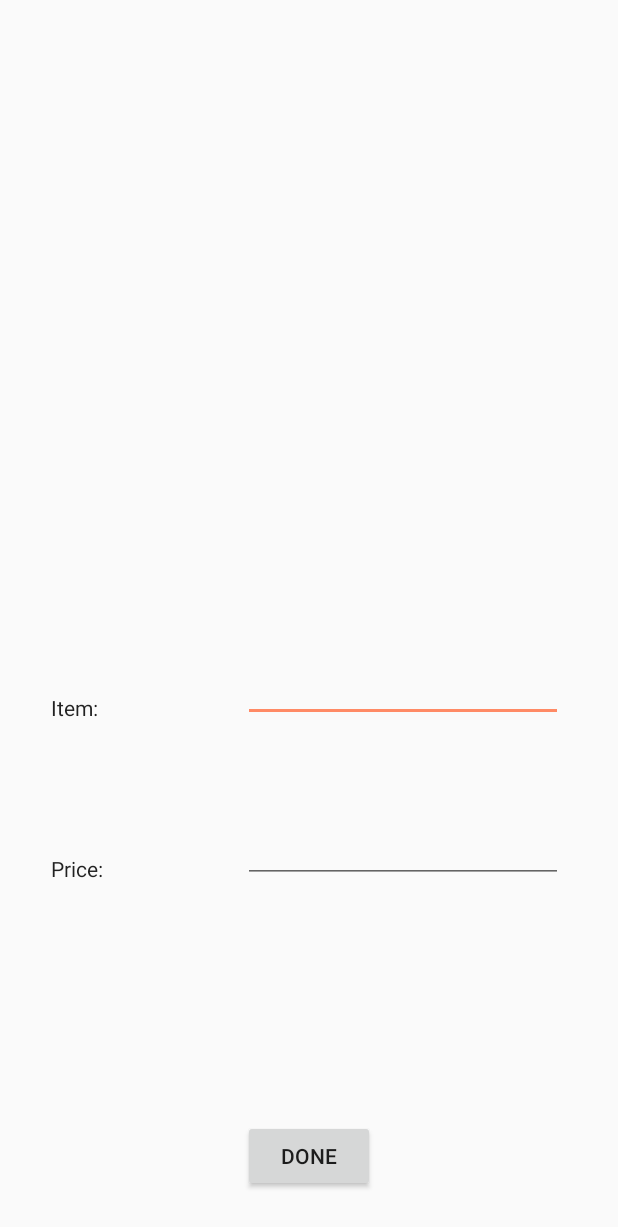
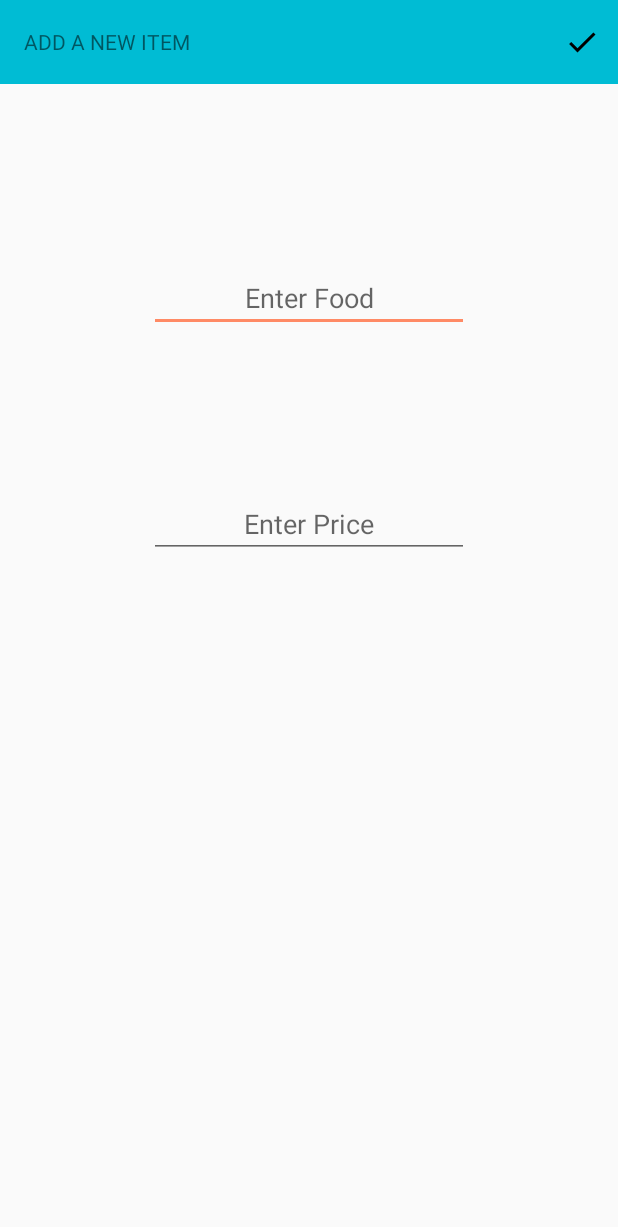
Before and after one commit to leifgrosswiler/Banana, an Android app: the AddOrder screen opened directly, with no data from a screen before it, on a phone screen of 412 x 824 dp. Shown: the top 1227 px of the screen. Run offline under Robolectric (Android 15) with nearby library versions, the phone set to English and light mode, and no system bars; our stand-ins replace CircleImageView.

Commit message:
Change Add Item Screen

```diff
--- a/app/src/main/java/com/banana/banana/AddOrder.java
+++ b/app/src/main/java/com/banana/banana/AddOrder.java
@@ -3,18 +3,30 @@ package com.banana.banana;
 import android.content.Intent;
 import android.os.Bundle;
 import android.support.v7.app.AppCompatActivity;
-import android.view.View;
-import android.widget.Button;
+import android.support.v7.widget.Toolbar;
+import android.view.Menu;
+import android.view.MenuItem;
 import android.widget.EditText;
+import android.widget.TextView;
+
+import static com.banana.banana.R.menu.app_bar2_menu;
 
 public class AddOrder extends AppCompatActivity {
 
     private EditText addName;
     private EditText addPrice;
+    private Toolbar toolbar;
     @Override
     protected void onCreate(Bundle savedInstanceState) {
         super.onCreate(savedInstanceState);
         setContentView(R.layout.activity_add_order);
+
+        toolbar = (Toolbar) findViewById(R.id.app_bar);
+        setSupportActionBar(toolbar);
+        getSupportActionBar().setDisplayShowTitleEnabled(false);
+
+        TextView title = (TextView) findViewById(R.id.name);
+        title.setText("ADD A NEW ITEM");
 
         addName = (EditText) findViewById(R.id.addName);
         addPrice = (EditText) findViewById(R.id.addPrice);
@@ -22,37 +34,63 @@ public class AddOrder extends AppCompatActivity {
         addPrice.setText("", EditText.BufferType.EDITABLE);
 
 
-        // return back to EditReceipt
-        Button done = (Button) findViewById(R.id.addDone);
-        done.setOnClickListener(new View.OnClickListener() {
-
-            @Override
-            public void onClick(View view) {
-                Intent intentDone = new Intent(AddOrder.this, com.banana.banana.MainReceipt.class);
-
-                // temporary way to update original array list
-                String newName = addName.getText().toString();
-                String newPrice = addPrice.getText().toString();
-
-//                String newItems[] = new String[com.banana.banana.EditReceipt.food.length + 1];
-//                String newPrices[] = new String[com.banana.banana.EditReceipt.price.length + 1];
-//                for(int i = 0; i < com.banana.banana.EditReceipt.food.length; i++){
-//                    newItems[i] = com.banana.banana.EditReceipt.food[i];
-//                    newPrices[i] = com.banana.banana.EditReceipt.price[i];
-//                }
-//                newItems[newItems.length - 1] = newName;
-//                newPrices[newItems.length - 1] = newPrice;
-//                com.banana.banana.EditReceipt.food = newItems;
-//                com.banana.banana.EditReceipt.price = newPrices;
-
-                OrderData.add(newName, newPrice);
-
-
-                startActivity(intentDone);
-                finish();
-            }
-        });
+//        // return back to EditReceipt
+//        Button done = (Button) findViewById(R.id.addDone);
+//        done.setOnClickListener(new View.OnClickListener() {
+//
+//            @Override
+//            public void onClick(View view) {
+//                Intent intentDone = new Intent(AddOrder.this, com.banana.banana.MainReceipt.class);
+//
+//                // temporary way to update original array list
+//                String newName = addName.getText().toString();
+//                String newPrice = addPrice.getText().toString();
+//
+////                String newItems[] = new String[com.banana.banana.EditReceipt.food.length + 1];
+////                String newPrices[] = new String[com.banana.banana.EditReceipt.price.length + 1];
+////                for(int i = 0; i < com.banana.banana.EditReceipt.food.length; i++){
+////                    newItems[i] = com.banana.banana.EditReceipt.food[i];
+////                    newPrices[i] = com.banana.banana.EditReceipt.price[i];
+////                }
+////                newItems[newItems.length - 1] = newName;
+////                newPrices[newItems.length - 1] = newPrice;
+////                com.banana.banana.EditReceipt.food = newItems;
+////                com.banana.banana.EditReceipt.price = newPrices;
+//
+//                OrderData.add(newName, newPrice);
+//
+//
+//                startActivity(intentDone);
+//                finish();
+//            }
+//        });
 
     }
 
+    @Override
+    public boolean onCreateOptionsMenu(Menu menu) {
+        // Inflate the menu; this adds items to the action bar if it is present.
+        getMenuInflater().inflate(app_bar2_menu, menu);
+        return true;
+    }
+
+
+    // App Bar Icons OnClick
+    @Override
+    public boolean onOptionsItemSelected(MenuItem item) {
+        switch (item.getItemId()) {
+            case R.id.check:
+                Intent intent = new Intent(AddOrder.this, com.banana.banana.MainReceipt.class);
+                String newName = addName.getText().toString();
+                String newPrice = addPrice.getText().toString();
+                OrderData.add(newName, newPrice);
+//                intent.putExtra(NEW_ID, name);
+                startActivity(intent);
+
+            default:
+                return super.onOptionsItemSelected(item);
+        }
+    }
+
+
 }
--- a/app/src/main/res/layout/activity_add_order.xml
+++ b/app/src/main/res/layout/activity_add_order.xml
@@ -3,6 +3,17 @@
     xmlns:tools="http://schemas.android.com/tools"
     android:layout_width="match_parent"
     android:layout_height="match_parent">
+
+    <include
+        android:id="@+id/app_bar"
+        layout="@layout/app_bar2" />
+
+    <TextView
+        android:layout_width="wrap_content"
+        android:layout_height="wrap_content"
+        android:id="@+id/name"
+        android:textAllCaps="true"
+        android:textSize="12pt"/>
 
     <EditText
         android:id="@+id/addName"
@@ -11,10 +22,12 @@
         android:ems="10"
         android:inputType="textPersonName"
         android:text="Name"
-        android:layout_above="@+id/addPrice"
-        android:layout_alignLeft="@+id/addDone"
-        android:layout_alignStart="@+id/addDone"
-        android:layout_marginBottom="62dp" />
+        android:hint="Enter Food"
+        android:gravity="center_horizontal"
+        android:ellipsize="start"
+        android:layout_below="@+id/app_bar"
+        android:layout_alignStart="@+id/addPrice"
+        android:layout_marginTop="120dp" />
 
     <EditText
         android:id="@+id/addPrice"
@@ -23,40 +36,42 @@
         android:ems="10"
         android:inputType="textPersonName"
         android:text="Name"
-        android:layout_marginBottom="158dp"
-        android:layout_above="@+id/addDone"
-        android:layout_alignLeft="@+id/addName"
-        android:layout_alignStart="@+id/addName" />
+        android:hint="Enter Price"
+        android:gravity="center_horizontal"
+        android:ellipsize="start"
+        android:layout_below="@+id/addName"
+        android:layout_centerHorizontal="true"
+        android:layout_marginTop="105dp" />
 
-    <Button
-        android:id="@+id/addDone"
-        android:layout_width="wrap_content"
-        android:layout_height="wrap_content"
-        android:layout_alignParentBottom="true"
-        android:layout_centerHorizontal="true"
-        android:layout_marginBottom="29dp"
-        android:text="@string/button_done" />
+    <!--<Button-->
+        <!--android:id="@+id/addDone"-->
+        <!--android:layout_width="wrap_content"-->
+        <!--android:layout_height="wrap_content"-->
+        <!--android:layout_alignParentBottom="true"-->
+        <!--android:layout_centerHorizontal="true"-->
+        <!--android:layout_marginBottom="29dp"-->
+        <!--android:text="@string/button_done" />-->
 
-    <TextView
-        android:id="@+id/itemName"
-        android:layout_width="wrap_content"
-        android:layout_height="wrap_content"
-        android:layout_alignBottom="@+id/addName"
-        android:layout_alignParentLeft="true"
-        android:layout_alignParentStart="true"
-        android:layout_marginLeft="34dp"
-        android:layout_marginStart="34dp"
-        android:text="@string/new_item"
-        android:textAppearance="@style/TextAppearance.AppCompat.Body1"
-        tools:text="@string/new_item" />
+    <!--<TextView-->
+        <!--android:id="@+id/itemName"-->
+        <!--android:layout_width="wrap_content"-->
+        <!--android:layout_height="wrap_content"-->
+        <!--android:layout_alignBottom="@+id/addName"-->
+        <!--android:layout_alignParentLeft="true"-->
+        <!--android:layout_alignParentStart="true"-->
+        <!--android:layout_marginLeft="34dp"-->
+        <!--android:layout_marginStart="34dp"-->
+        <!--android:text="@string/new_item"-->
+        <!--android:textAppearance="@style/TextAppearance.AppCompat.Body1"-->
+        <!--tools:text="@string/new_item" />-->
 
-    <TextView
-        android:id="@+id/itemPrice"
-        android:layout_width="wrap_content"
-        android:layout_height="wrap_content"
-        android:text="@string/new_price"
-        android:textAppearance="@style/TextAppearance.AppCompat.Body1"
-        android:layout_alignBottom="@+id/addPrice"
-        android:layout_alignLeft="@+id/itemName"
-        android:layout_alignStart="@+id/itemName" />
+    <!--<TextView-->
+        <!--android:id="@+id/itemPrice"-->
+        <!--android:layout_width="wrap_content"-->
+        <!--android:layout_height="wrap_content"-->
+        <!--android:text="@string/new_price"-->
+        <!--android:textAppearance="@style/TextAppearance.AppCompat.Body1"-->
+        <!--android:layout_alignBottom="@+id/addPrice"-->
+        <!--android:layout_alignLeft="@+id/itemName"-->
+        <!--android:layout_alignStart="@+id/itemName" />-->
 </RelativeLayout>
```
